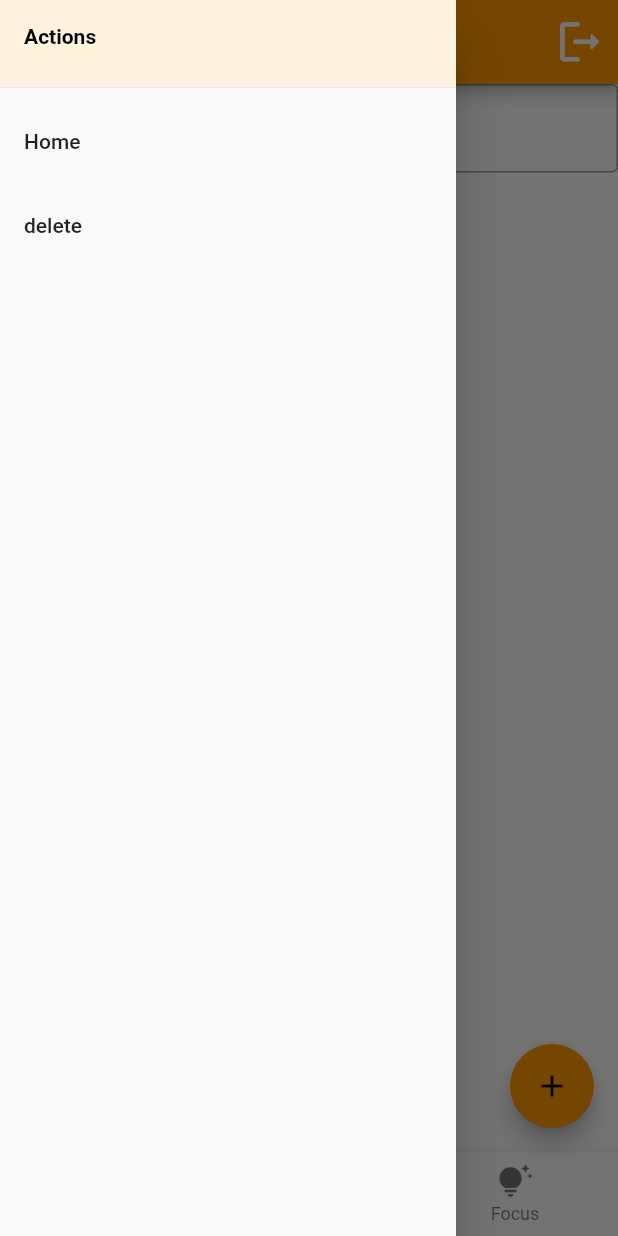
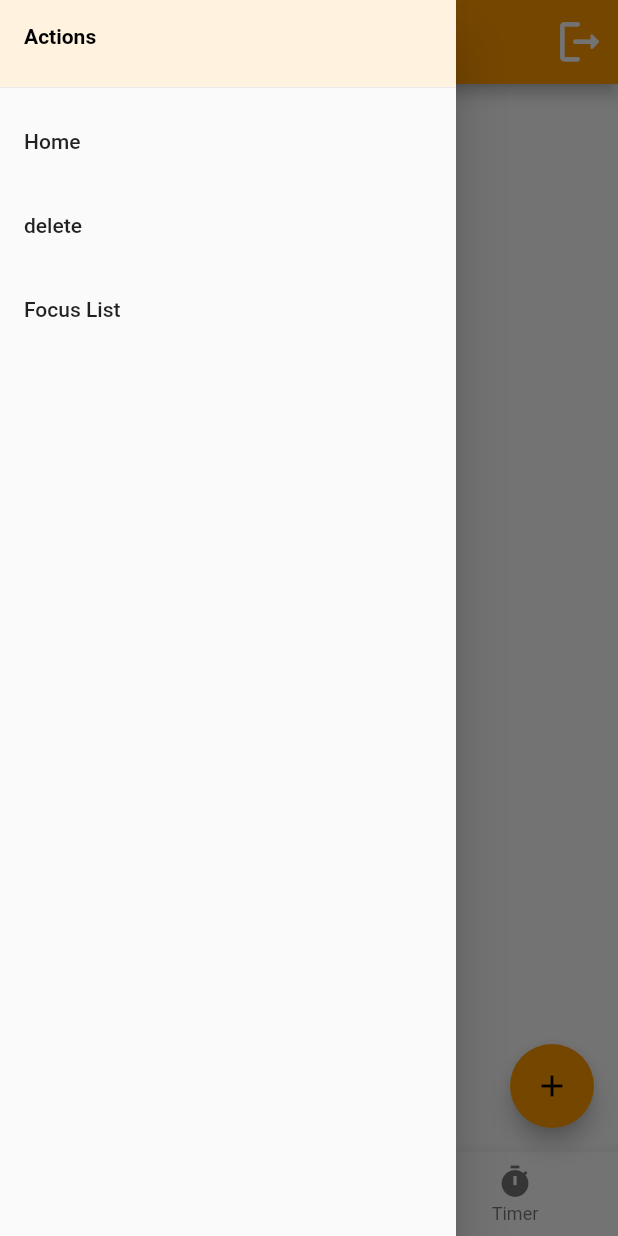
Before and after one commit to rmolabanti/r-tasks, a Flutter app: the screen it shows once a user with an empty profile is signed in, with the side drawer open, on a phone screen of 412 x 824 dp. Run offline on Flutter 3.47's test engine with Material 2 defaults, Android fonts, the light colour scheme and no system bars; our stand-ins replace cloud_firestore, firebase_auth, firebase_core, flutter_signin_button, get; missing offline and left inert: dart:html; accounts and stored records are empty; generated files the repository leaves out were written again; network calls fail.

Commit message:
added GetX

```diff
--- /dev/null
+++ b/lib/FocusScreen.dart
@@ -0,0 +1,62 @@
+import 'dart:async';
+import 'dart:developer';
+
+import 'package:flutter/material.dart';
+import 'package:r_tasks/task.dart';
+import 'package:r_tasks/tasks_dao.dart';
+
+import 'FocusTaskItem.dart';
+
+class FocusScreen extends StatefulWidget {
+  final String uid;
+  final void Function(Task task) onTaskChange;
+
+  const FocusScreen({
+    super.key,
+    required this.uid,
+    required this.onTaskChange,
+  });
+
+  @override
+  State<FocusScreen> createState() => _FocusScreenState();
+}
+
+class _FocusScreenState extends State<FocusScreen> {
+  late Future<List<Task>> tasksFuture;
+  final TasksDao dao = TasksDao();
+
+  @override
+  void initState() {
+    super.initState();
+    tasksFuture = dao.getFocusTasks(widget.uid);
+  }
+
+  @override
+  Widget build(BuildContext context) {
+    return FutureBuilder(
+        future: tasksFuture,
+        builder: (context, snapshot) {
+          if (snapshot.hasData) {
+            return ListView(
+              padding: const EdgeInsets.symmetric(vertical: 8.0),
+              children: snapshot.data!.map((task) {
+                log('FocusScreen > widget.tasks.map : ${task.isDone}');
+                return FocusTaskItem(
+                  task: task,
+                  onTaskChanged: widget.onTaskChange,
+                );
+              }).toList(),
+            );
+          } else if (snapshot.hasError) {
+            return Text('Error: ${snapshot.error}');
+          } else {
+            return Transform.scale(
+              scale: 0.1,
+              child: const CircularProgressIndicator(
+                strokeWidth: 20.0,
+              ),
+            );
+          }
+        });
+  }
+}
--- /dev/null
+++ b/lib/TasksController.dart
@@ -0,0 +1,73 @@
+import 'dart:developer';
+
+import 'package:get/get.dart';
+import 'package:r_tasks/task.dart';
+import 'package:r_tasks/tasks_dao.dart';
+
+class TasksController extends GetxController{
+  final String uid;
+  final Set<Task> tasks = <Task>{}.obs;
+  final List<Task> allTasks = <Task>[].obs;
+  final Set<Task> focusTasks = <Task>{}.obs;
+  final TasksDao dao = TasksDao();
+
+  TasksController(this.uid);
+
+  getAll(String uid) async {
+    log('TasksController > getAll');
+    allTasks.clear();
+    List<Task> taskFromFS = await dao.getAll(uid);
+    for(Task task in taskFromFS){
+      if(!allTasks.contains(task)){
+        allTasks.add(task);
+      }
+    }
+    tasks.clear();
+    tasks.addAll(allTasks);
+  }
+
+  Set<Task> getTasks(){
+    return tasks;
+  }
+
+  void filterTasks(String query) {
+    List<Task> filteredList = [];
+    if (query.isNotEmpty) {
+      for (var task in allTasks) {
+        if (task.name.toLowerCase().contains(query.toLowerCase())) {
+          filteredList.add(task);
+        }
+      }
+    } else {
+      filteredList = allTasks;
+    }
+    tasks.clear();
+    tasks.addAll(filteredList);
+  }
+
+  void deleteCompleted(String uid) {
+    log('TasksController > deleteCompleted > deleting completed tasks');
+    dao.deleteCompleted(uid).then((list){
+      log('TasksController > deleteCompleted > before allTasks: ${allTasks.length}');
+      log('TasksController > deleteCompleted > before tasks: ${tasks.length}');
+      allTasks.removeWhere((task) => list.any((element) => task.id == element.id));
+      tasks.removeWhere((task) => list.any((element) => task.id == element.id));
+      log('TasksController > deleteCompleted > after allTasks: ${allTasks.length}');
+      log('TasksController > deleteCompleted > after tasks: ${tasks.length}');
+    });
+  }
+
+  void handleNewTask(name) {
+    var task = Task(uid: uid, name: name);
+    dao.addTask(task).then((updatedTask){
+      allTasks.add(updatedTask);
+      tasks.add(updatedTask);
+    });
+  }
+
+  void refreshFocusTasks() {
+    log('Refresh focus tasks');
+    dao.refreshFocusTasks(uid);
+  }
+
+}
--- a/lib/r_tasks.dart
+++ b/lib/r_tasks.dart
@@ -2,11 +2,14 @@
 import 'dart:developer';
 import 'package:firebase_auth/firebase_auth.dart';
 import 'package:flutter/material.dart';
+import 'package:get/get.dart';
+import 'package:r_tasks/TasksController.dart';
 import 'package:r_tasks/TimerScreen.dart';
 import 'package:r_tasks/auth_service.dart';
 import 'package:r_tasks/task.dart';
 import 'package:r_tasks/tasks_dao.dart';
 
+import 'FocusScreen.dart';
 import 'HomeScreen.dart';
 import 'add_task_form.dart';
 
@@ -26,7 +29,6 @@ class TasksHome extends StatelessWidget {
       home: TasksPage(
         title: '${user.displayName??'RM'} Tasks',
         uid: user.uid,
-        tasks: [],
       ),
     );
   }
@@ -35,21 +37,20 @@ class TasksHome extends StatelessWidget {
 class TasksPage extends StatefulWidget {
   final String uid;
   final String title;
-  final List<Task> tasks;
+  final TasksController tasksController;
 
-  const TasksPage(
-      {super.key, required this.title, required this.uid, required this.tasks});
+  TasksPage({super.key, required this.title, required this.uid,}): tasksController = Get.put(TasksController(uid));
 
   @override
   State<TasksPage> createState() => _TasksPageState();
 }
 
 class _TasksPageState extends State<TasksPage> {
-  int _currentIndex = 0;
+  int _currentIndex = 1;
+  List<Task> tasks = [];
   final TasksDao dao = TasksDao();
-  late Future<List<Task>> tasksFuture;
 
-  final PageController _pageController = PageController();
+  final PageController _pageController = PageController(initialPage: 1);
 
   void _onPageChanged(index) {
     setState(() {
@@ -70,62 +71,19 @@ class _TasksPageState extends State<TasksPage> {
     setState(() {
       log('_handleTaskChange: ${task.isDone}');
       dao.updateTask(task);
-      log('_handleTaskChange: ${widget.tasks.map((e) => e.isDone)}');
-      tasksFuture = Future.value(widget.tasks);
+      log('_handleTaskChange: ${tasks.map((e) => e.isDone)}');
     });
-  }
-
-  void _handleNewTask({required String name}) {
-    var task = Task(uid: widget.uid, name: name);
-    dao.addTask(task).then((updatedTask) => setState(() {
-          widget.tasks.add(updatedTask);
-          tasksFuture = Future.value(widget.tasks);
-        }));
-  }
-
-  void _deleteCompleted() {
-    log('deleting completed tasks');
-    dao.deleteCompleted(widget.uid).then((list) => setState((){
-      log('tasks count: ${widget.tasks.length}');
-      widget.tasks.removeWhere((task) => list.any((element) => task.id == element.id));
-      log('tasks count: ${widget.tasks.length}');
-      tasksFuture = Future.value(widget.tasks);
-    }));
   }
 
   @override
   void initState() {
     super.initState();
-    tasksFuture = dao.getAll(widget.uid);
+    tasks = [];
   }
 
   @override
   Widget build(BuildContext context) {
-
-    return FutureBuilder(
-        future: tasksFuture,
-        builder: (context, snapshot) {
-          log('snapshot has data: ${snapshot.hasData}');
-          if (snapshot.hasData) {
-            log('tasks count 1: ${widget.tasks.length}');
-            log('tasks: ${widget.tasks.map((e) => e.isDone)}');
-            for(var task in snapshot.data!){
-              if(!widget.tasks.contains(task)){
-                widget.tasks.add(task);
-              }
-            }
-            log('tasks count 2: ${widget.tasks.length}');
-            return buildScreen(widget.tasks);
-          } else if (snapshot.hasError) {
-            return Text('Error: ${snapshot.error}');
-          } else {
-            return Transform.scale(
-              scale: 0.1,
-              child: const CircularProgressIndicator(strokeWidth: 20.0,),
-            );
-          }
-        },
-    );
+    return buildScreen();
   }
 
   Drawer buildDrawer(BuildContext context) {
@@ -154,7 +112,15 @@ class _TasksPageState extends State<TasksPage> {
             ListTile(
               title: const Text('delete'),
               onTap: (){
-                _deleteCompleted();
+                widget.tasksController.deleteCompleted(widget.uid);
+                setState(() {});
+                Navigator.pop(context);
+              },
+            ),
+            ListTile(
+              title: const Text('Focus List'),
+              onTap: (){
+                widget.tasksController.refreshFocusTasks();
                 Navigator.pop(context);
               },
             ),
@@ -163,7 +129,7 @@ class _TasksPageState extends State<TasksPage> {
     );
     }
 
-  buildScreen(List<Task> tasks) {
+  buildScreen() {
 
     return Scaffold(
       appBar: AppBar(
@@ -185,16 +151,15 @@ class _TasksPageState extends State<TasksPage> {
         controller: _pageController,
         onPageChanged: _onPageChanged,
         children: [
-          HomeScreenPage(tasks: tasks,onTaskChange: _handleTaskChange,),
+          HomeScreenPage(uid:widget.uid,onTaskChange: _handleTaskChange,tasks: tasks),
+          FocusScreen(uid:widget.uid, onTaskChange: _handleTaskChange,),
           const StopwatchPage(),
-          focusScreen(),
+
         ],
       ),
       floatingActionButton: FloatingActionButton(
         onPressed: () {
-          Navigator.of(context).push(MaterialPageRoute(
-              builder: (context) =>
-                  AddTaskForm(onTaskAdded: _handleNewTask)));
+          Navigator.of(context).push(MaterialPageRoute(builder: (context) => AddTaskForm()));
         },
         tooltip: 'Increment',
         child: const Icon(Icons.add),
@@ -206,12 +171,12 @@ class _TasksPageState extends State<TasksPage> {
             label: 'Home',
           ),
           BottomNavigationBarItem(
+            icon: Icon(Icons.tips_and_updates),
+            label: 'Focus',
+          ),
+          BottomNavigationBarItem(
             icon: Icon(Icons.timer),
             label: 'Timer',
-          ),
-          BottomNavigationBarItem(
-            icon: Icon(Icons.tips_and_updates),
-            label: 'Focus',
           ),
         ],
         currentIndex: _currentIndex,
@@ -221,11 +186,4 @@ class _TasksPageState extends State<TasksPage> {
 // This trailing comma makes auto-formatting nicer for build methods.
     );
   }
-
-  ListView focusScreen() {
-    return ListView(
-      padding: const EdgeInsets.symmetric(vertical: 8.0),
-      children: const [Text('Focus')],
-    );
-  }
 }
--- a/pubspec.yaml
+++ b/pubspec.yaml
@@ -44,6 +44,7 @@ dependencies:
   url_launcher: ^6.1.7
   url_launcher_web: ^2.0.13
   flutter_html: ^2.2.1
+  get: ^4.6.5
 
 dev_dependencies:
   flutter_test:
```
Also changed, not shown: lib/FocusTaskItem.dart (added, +60 -0 lines), lib/HomeScreen.dart (+51 -26 lines), lib/add_task_form.dart (+6 -4 lines), lib/tasks_dao.dart (+36 -0 lines), pubspec.lock.
